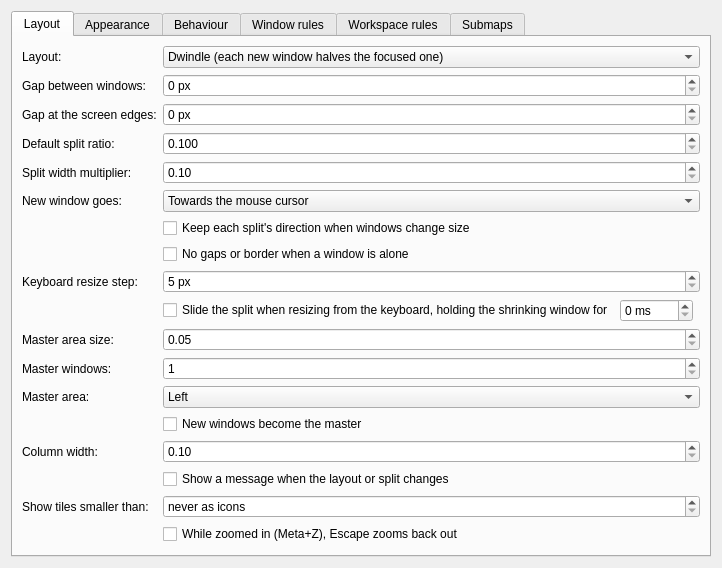
The window that package/contents/ui/config.ui (DGBooth/HyprKwin) describes before a commit, drawn with Qt 5.
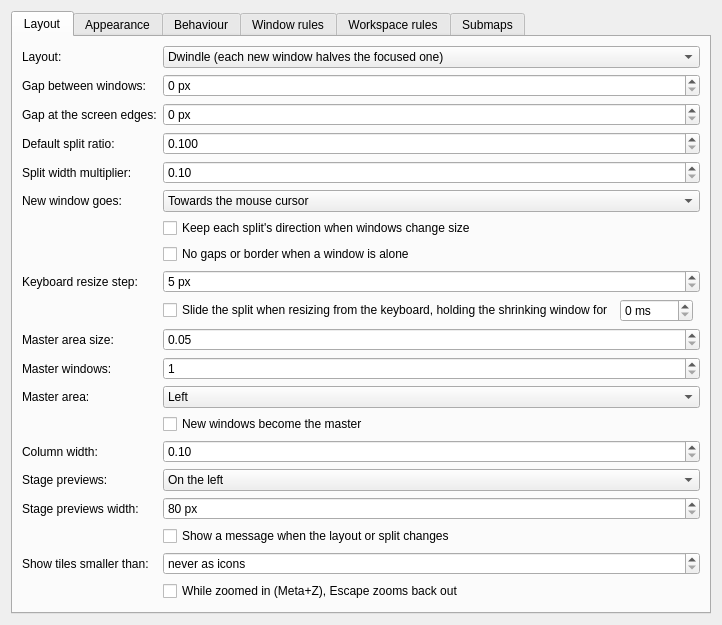
The same window after the commit. Custom widgets are drawn as their Qt base class.

Commit message: A stage layout, after macOS's Stage Manager

```diff
--- a/package/contents/ui/config.ui
+++ b/package/contents/ui/config.ui
@@ -166,16 +166,38 @@
          <property name="toolTip"><string>The share of the screen each column takes in the scrolling layout. Only whole columns are shown; the rest wait off-screen, and the resize keys widen or narrow the focused column.</string></property>
         </widget>
        </item>
+       <item row="15" column="0">
+        <widget class="QLabel" name="stageSideLabel"><property name="text"><string>Stage previews:</string></property></widget>
+       </item>
        <item row="15" column="1">
+        <widget class="QComboBox" name="kcfg_StageSide">
+         <property name="toolTip"><string>In the stage layout the focused window takes the stage, and the workspace's other windows wait beside it as live previews, most recently used at the top. Click one to bring it onto the stage. The previews have a strip of their own, so the stage window never covers them.</string></property>
+         <item><property name="text"><string>On the left</string></property></item>
+         <item><property name="text"><string>On the right</string></property></item>
+        </widget>
+       </item>
+       <item row="16" column="0">
+        <widget class="QLabel" name="stageWidthLabel"><property name="text"><string>Stage previews width:</string></property></widget>
+       </item>
+       <item row="16" column="1">
+        <widget class="QSpinBox" name="kcfg_StageWidth">
+         <property name="suffix"><string> px</string></property>
+         <property name="minimum"><number>80</number></property>
+         <property name="maximum"><number>600</number></property>
+         <property name="singleStep"><number>10</number></property>
+         <property name="toolTip"><string>How wide the strip of previews is in the stage layout.</string></property>
+        </widget>
+       </item>
+       <item row="17" column="1">
         <widget class="QCheckBox" name="kcfg_LayoutOsd">
          <property name="text"><string>Show a message when the layout or split changes</string></property>
          <property name="toolTip"><string>A short on-screen message naming the new layout, or which way a window just split, on the monitor you are using.</string></property>
         </widget>
        </item>
-       <item row="16" column="0">
+       <item row="18" column="0">
         <widget class="QLabel" name="iconBelowLabel"><property name="text"><string>Show tiles smaller than:</string></property></widget>
        </item>
-       <item row="16" column="1">
+       <item row="18" column="1">
         <widget class="QSpinBox" name="kcfg_IconBelow">
          <property name="suffix"><string> px as their app's icon</string></property>
          <property name="specialValueText"><string>never as icons</string></property>
@@ -184,7 +206,7 @@
          <property name="toolTip"><string>A tile too narrow or short to use shows its app's icon instead, until you zoom into it. Clicking the icon zooms in until the window is big enough.</string></property>
         </widget>
        </item>
-       <item row="17" column="1">
+       <item row="19" column="1">
         <widget class="QCheckBox" name="kcfg_ZoomEscape">
          <property name="text"><string>While zoomed in (Meta+Z), Escape zooms back out</string></property>
          <property name="toolTip"><string>Escape is taken from your apps for as long as the zoom lasts, and given back the moment you are zoomed all the way out.</string></property>
```
Left out of the diff: 3 changed lines with no effect on the pictures. The commit also changes 17 other files.
